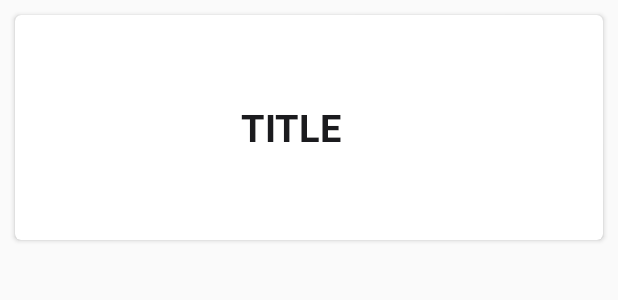
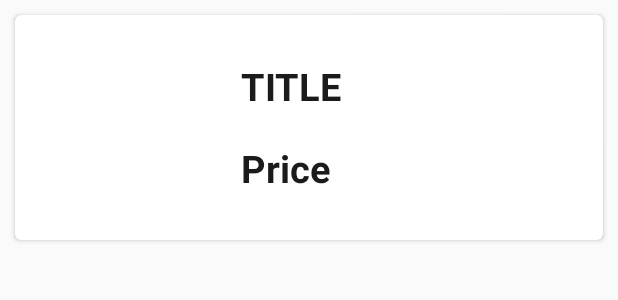
Before and after one commit to wilybear/SmartShopping, an Android app: the layout item_lineary_view.xml on its own in the app's theme, with its tools: preview values and no code run, on a phone screen of 412 x 824 dp. Shown: the top 300 px of the screen. Run offline under Robolectric (Android 15) with nearby library versions, the phone set to English and light mode, and no system bars.

```diff
--- a/app/src/main/java/com/example/smartshopping/network/RetroInstance.java
+++ b/app/src/main/java/com/example/smartshopping/network/RetroInstance.java
@@ -4,8 +4,8 @@ import retrofit2.Retrofit;
 import retrofit2.converter.gson.GsonConverterFactory;
 
 public class RetroInstance {
-    //public static String BASE_URL = "https://recommendation.shop/";
-    public static String BASE_URL = "https://velmm.com/apis/";
+    public static String BASE_URL = "https://recommendation.shop/";
+   // public static String BASE_URL = "https://velmm.com/apis/";
     private static Retrofit retrofit;
 
     public static Retrofit getRetroClient(){
--- a/app/src/main/res/layout/item_lineary_view.xml
+++ b/app/src/main/res/layout/item_lineary_view.xml
@@ -17,6 +17,10 @@
         android:id="@+id/imageView"
         android:layout_width="120dp"
         android:layout_height="120dp"/>
+    <LinearLayout
+        android:layout_width="wrap_content"
+        android:layout_height="wrap_content"
+        android:orientation="vertical">
     <TextView
         android:id="@+id/title"
         android:layout_width="wrap_content"
@@ -28,7 +32,21 @@
         android:text="TITLE"
         android:layout_marginLeft="20dp"
         android:textStyle="bold"
+        android:layout_marginBottom="20dp"
         android:layout_marginStart="20dp"/>
+    <TextView
+        android:id="@+id/price"
+        android:layout_width="wrap_content"
+        android:layout_height="wrap_content"
+        android:background=  "@android:color/transparent"
+        android:gravity="center_vertical"
+        android:textSize="25dp"
+        android:textColor="@color/textColor"
+        android:text="Price"
+        android:layout_marginLeft="20dp"
+        android:textStyle="bold"
+        android:layout_marginStart="20dp"/>
+    </LinearLayout>
 
 
 </LinearLayout>
```
Also changed, not shown: app/src/main/java/com/example/smartshopping/adapter/ItemListAdapter.java (+5 -2 lines), app/src/main/java/com/example/smartshopping/model/ItemModel.java (+21 -9 lines), app/src/main/java/com/example/smartshopping/network/APIService.java (+3 -5 lines), app/src/main/java/com/example/smartshopping/viewmodel/ItemListViewModel.java (+20 -20 lines), app/src/main/java/com/example/smartshopping/views/ItemListFragment.java (+4 -5 lines), app/src/main/res/layout/item_grid_layout.xml (+10 -0 lines).
